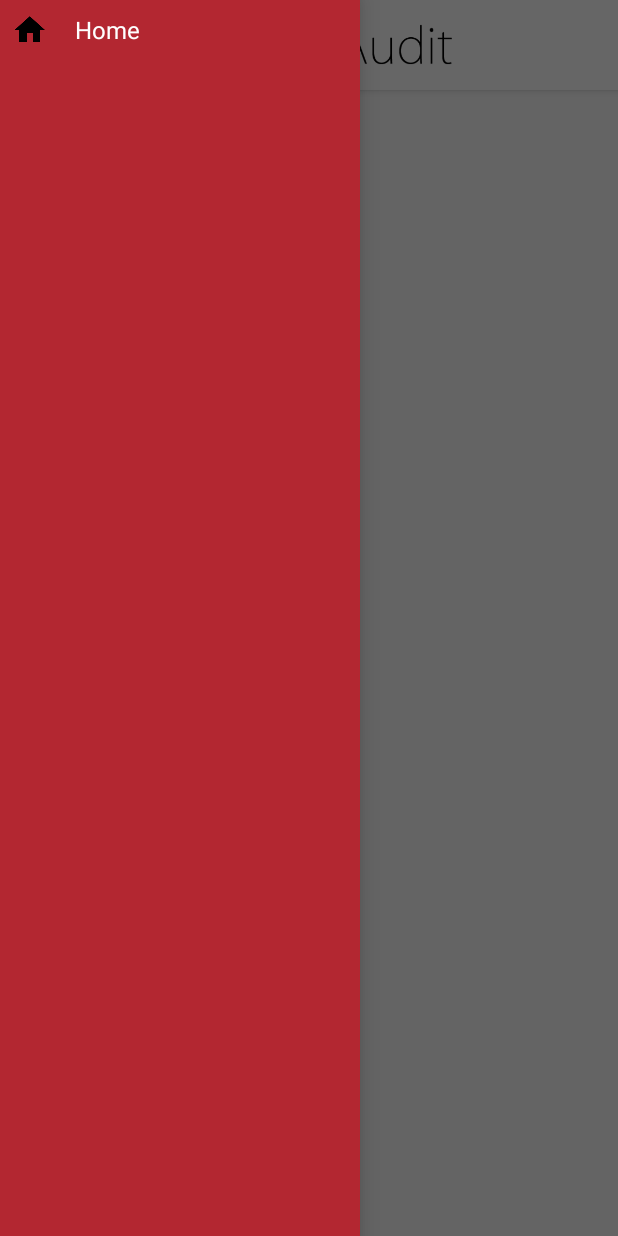
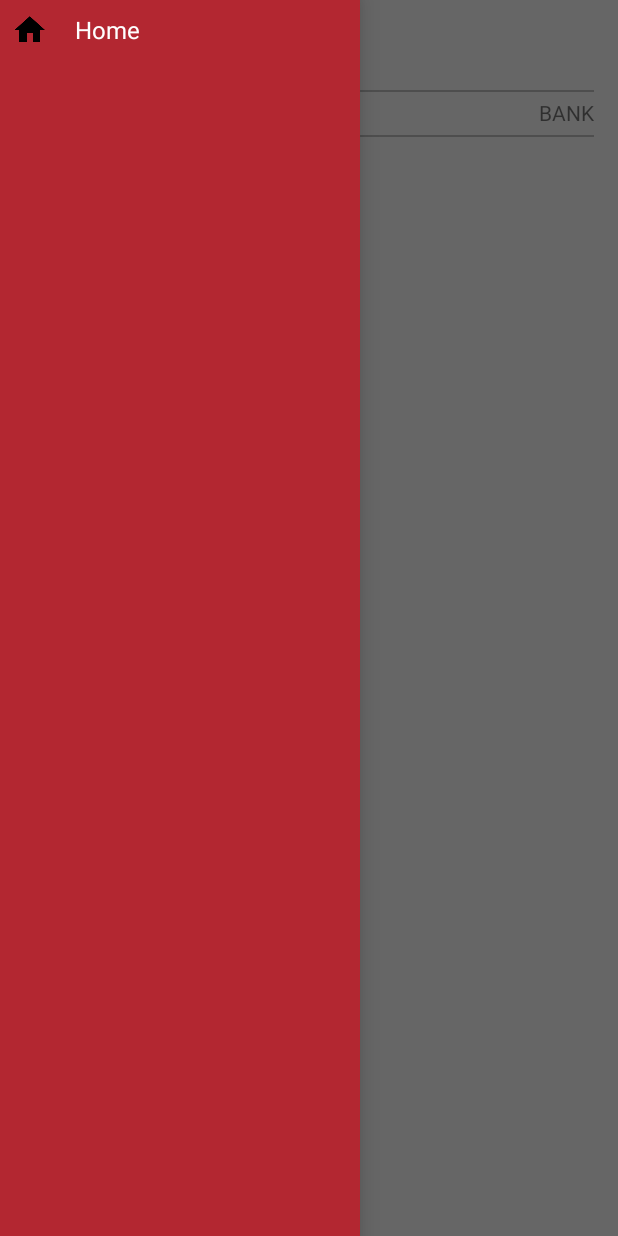
Before and after one commit to actimobiledev/ATMNCR, an Android app: the MainActivity screen opened directly, with no data from a screen before it, with the side drawer open, on a phone screen of 412 x 824 dp. Run offline under Robolectric (Android 15) with nearby library versions, the phone set to English and light mode, and no system bars; our stand-ins replace Picasso, Volley; network calls fail; pictures from the network do not load; 4 statements that could not run were skipped.

Commit message:
3rd commit

```diff
--- a/app/src/main/java/actiknow/com/atmncr/activity/MainActivity.java
+++ b/app/src/main/java/actiknow/com/atmncr/activity/MainActivity.java
@@ -262,9 +262,9 @@ public class MainActivity extends AppCompatActivity implements LocationListener,
         try {
             assert actionBar != null;
             actionBar.setDisplayHomeAsUpEnabled (false);
-            actionBar.setHomeButtonEnabled (true);
+            actionBar.setHomeButtonEnabled (false);
             actionBar.setTitle (getResources ().getString (R.string.app_name));
-            actionBar.setDisplayShowTitleEnabled (true);
+            actionBar.setDisplayShowTitleEnabled (false);
         } catch (Exception ignored) {
         }
         ListView mDrawerListView = (ListView) findViewById (R.id.navDrawerList);
--- a/app/src/main/res/layout/activity_main.xml
+++ b/app/src/main/res/layout/activity_main.xml
@@ -6,7 +6,8 @@
     <RelativeLayout
         xmlns:android="http://schemas.android.com/apk/res/android"
         android:layout_width="match_parent"
-        android:layout_height="match_parent">
+        android:layout_height="match_parent"
+        android:background="@color/text_color_white">
         <android.support.v7.widget.Toolbar
             android:id="@+id/toolbar1"
             style="@style/Widget.MyApp.ActionBar"
@@ -14,7 +15,7 @@
             android:layout_width="match_parent"
             android:layout_height="wrap_content"
             android:background="@color/text_color_white"
-            android:elevation="3dp"
+            android:elevation="0dp"
             android:theme="@style/Base.ThemeOverlay.AppCompat.Dark">
             <RelativeLayout android:id="@+id/toolbar_logo"
                             android:layout_width="wrap_content"
@@ -28,15 +29,18 @@
                     android:src="@drawable/live_audit_logo"/>
             </RelativeLayout>
         </android.support.v7.widget.Toolbar>
-
+        <View
+            style="@style/Divider"
+            android:layout_below="@+id/toolbar1"
+            android:layout_marginLeft="16dp"
+            android:layout_marginRight="16dp"/>
         <ListView
             android:id="@+id/lvAtmList"
             android:layout_width="match_parent"
             android:layout_height="match_parent"
-            android:layout_below="@+id/toolbar1"
+            android:layout_below="@+id/view"
             android:divider="@color/text_color_white"
-            android:dividerHeight="0dp"
-            android:visibility="visible"/>
+            android:dividerHeight="0dp" android:visibility="visible"/>
 
         <ProgressBar
             android:id="@+id/progressbar"
@@ -56,6 +60,37 @@
             android:textAppearance="?android:attr/textAppearanceLarge"
             android:textColor="@color/text_color_white"
             android:visibility="gone"/>
+        <TextView
+            android:id="@+id/tvAuditStatus"
+            android:layout_width="wrap_content"
+            android:layout_height="wrap_content"
+            android:layout_alignParentLeft="true"
+            android:layout_alignParentStart="true"
+            android:layout_below="@+id/toolbar1"
+            android:layout_marginBottom="5dp"
+            android:layout_marginLeft="16dp"
+            android:layout_marginTop="5dp"
+            android:text="AUDIT STATUS"
+            android:textSize="14sp"/>
+        <TextView
+            android:id="@+id/tvBank"
+            android:layout_width="wrap_content"
+            android:layout_height="wrap_content"
+            android:layout_alignParentEnd="true"
+            android:layout_alignParentRight="true"
+            android:layout_below="@id/toolbar1"
+            android:layout_marginBottom="5dp"
+            android:layout_marginRight="16dp"
+            android:layout_marginTop="5dp"
+            android:text="BANK"
+            android:textSize="14sp"/>
+
+        <View
+            android:id="@+id/view"
+            style="@style/Divider"
+            android:layout_below="@+id/tvAuditStatus"
+            android:layout_marginLeft="16dp" android:layout_marginRight="16dp"/>
+
 
     </RelativeLayout>
     <!-- The navigation drawer -->
@@ -63,7 +98,7 @@
         android:id="@+id/navDrawerPanel"
         android:layout_width="240dp"
         android:layout_height="match_parent"
-        android:layout_gravity = "start"
+        android:layout_gravity="start"
         android:background="@color/colorPrimary"
         android:orientation="vertical">
         <ListView
@@ -73,7 +108,7 @@
             android:layout_weight="1"
             android:background="@color/colorPrimary"
             android:choiceMode="singleChoice"
-            android:divider="@color/divider"
+            android:divider="@color/color_divider"
             android:dividerHeight="0dp"/>
     </RelativeLayout>
 </android.support.v4.widget.DrawerLayout>
--- a/app/src/main/res/values/colors.xml
+++ b/app/src/main/res/values/colors.xml
@@ -7,7 +7,6 @@
     <color name="accent">#cccccc</color>
     <color name="primary_text">#fff</color>
     <color name="secondary_text">#fff</color>
-    <color name="divider">#000000</color>
     <color name="tab_text_color">#fff</color>
     <color name="tab_text_color_selected">#7CCD7C</color>
     <color name="tab_indicator">#7CCD7C</color>
@@ -22,4 +21,6 @@
     <color name="text_color_orange">#e67d22</color>
     <color name="text_color_red">#d70d17</color>
     <color name="text_color_yellow">#fcb103</color>
+
+    <color name="color_divider">#c4c4c4</color>
 </resources>
--- a/app/src/main/res/values/styles.xml
+++ b/app/src/main/res/values/styles.xml
@@ -22,4 +22,10 @@
         <item name="android:windowNoTitle">true</item>
     </style>
 
+    <style name="Divider">
+        <item name="android:layout_width">match_parent</item>
+        <item name="android:layout_height">1dp</item>
+        <item name="android:background">@color/color_divider</item>
+    </style>
+
 </resources>
```
Lines whose indentation alone changed are shown as unchanged.
